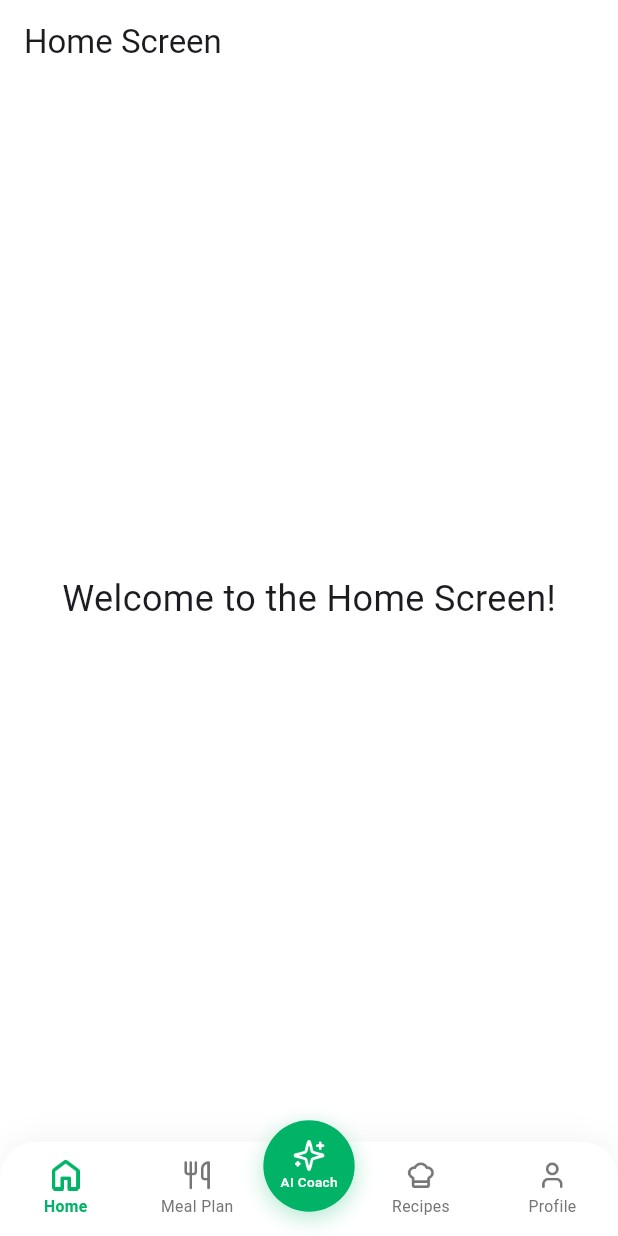
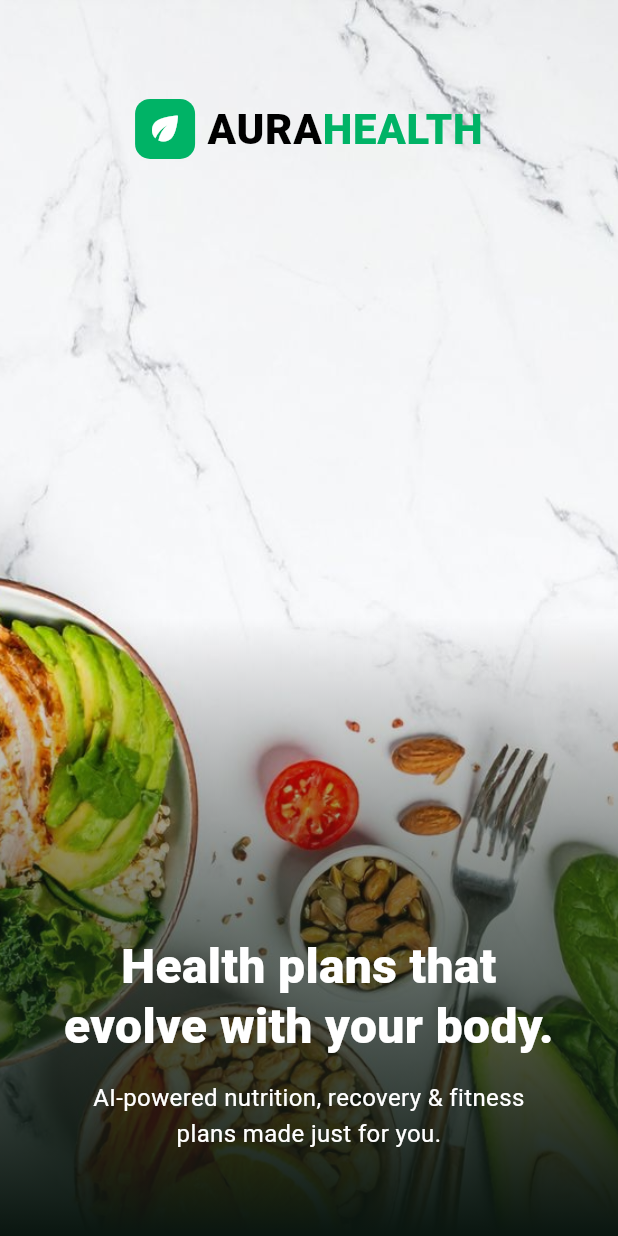
Before and after one commit to Hasanuzzamanabir/aura-health-app, a Flutter app: the first screen one second after launch, on a phone screen of 412 x 824 dp. Run offline on Flutter 3.47's test engine with Material 3 defaults, Android fonts, the phone set to English and light mode, and no system bars; our stand-ins replace flutter_screenutil, get.

Commit message:
app theme add in this project

```diff
--- a/lib/app.dart
+++ b/lib/app.dart
@@ -1,7 +1,8 @@
 import 'package:flutter/material.dart';
 import 'package:flutter_screenutil/flutter_screenutil.dart';
 import 'package:get/get_navigation/src/root/get_material_app.dart';
-import 'package:orange/core/utils/app_colors.dart';
+import 'package:orange/core/theme/app_theme.dart';
+import 'package:orange/feature/splash_screen/splash_screen.dart';
 import 'package:orange/routes/app_routes.dart';
 
 class AuraHealthApp extends StatefulWidget {
@@ -21,16 +22,9 @@ class _AuraHealthAppState extends State<AuraHealthApp> {
       builder: (context, child) {
         return GetMaterialApp(
           debugShowCheckedModeBanner: false,
-          initialRoute: AppRoutes.bottomNavBarScreen,
+          initialRoute: SplashScreen.splashScreen,
           getPages: AppRoutes.routes,
-          theme: ThemeData(
-            scaffoldBackgroundColor: AppColors.background,
-            appBarTheme: const AppBarTheme(
-              backgroundColor: AppColors.background,
-              elevation: 0,
-              scrolledUnderElevation: 0,
-            ),
-          ),
+          theme: AppTheme.lightTheme,
         );
       },
     );
--- /dev/null
+++ b/lib/core/theme/app_colors.dart
@@ -0,0 +1,26 @@
+import 'package:flutter/material.dart';
+
+class AppColors {
+  // Primary / Brand Colors
+  static const Color primary = Color(0xFF00B366); // Aura Green
+  static const Color primaryLight = Color(0xFFE8F8F0);
+  static const Color primaryDark = Color(0xFF008F52);
+
+  // Neutral / Greyscale Colors
+  static const Color background = Color(0xFFFFFFFF);
+  static const Color surface = Color(0xFFFBFBFB);
+  static const Color textPrimary = Color(0xFF1A1A1A);
+  static const Color textSecondary = Color(0xFF757575);
+  static const Color border = Color(0xFFE0E0E0);
+  static const Color borderFocused = Color(0xFF00B366);
+  static const Color error = Color(0xFFD32F2F);
+
+  // Accent / Others
+  static const Color black = Colors.black;
+  static const Color white = Colors.white;
+  static const Color shadow = Color(0x0A000000);
+
+  // Gradient AI Color
+  static const Color aiGradientStart = Color(0xFF34A853);
+  static const Color aiGradientEnd = Color(0xFF4CAF50);
+}
--- /dev/null
+++ b/lib/core/theme/app_theme.dart
@@ -0,0 +1,98 @@
+import 'package:flutter/material.dart';
+import 'package:orange/core/theme/app_colors.dart';
+
+class AppTheme {
+  static ThemeData get lightTheme {
+    return ThemeData(
+      useMaterial3: true,
+      scaffoldBackgroundColor: AppColors.background,
+      appBarTheme: const AppBarTheme(
+        backgroundColor: AppColors.background,
+        elevation: 0,
+        scrolledUnderElevation: 0,
+      ),
+      colorScheme: ColorScheme.light(
+        primary: AppColors.primary,
+        onPrimary: AppColors.white,
+        secondary: AppColors.primaryDark,
+        surface: AppColors.surface,
+        error: AppColors.error,
+      ),
+
+      // Text styling guidelines
+      textTheme: const TextTheme(
+        headlineLarge: TextStyle(
+          fontSize: 28,
+          fontWeight: FontWeight.bold,
+          color: AppColors.textPrimary,
+          letterSpacing: -0.5,
+        ),
+        titleMedium: TextStyle(
+          fontSize: 16,
+          fontWeight: FontWeight.w600,
+          color: AppColors.textPrimary,
+        ),
+        bodyLarge: TextStyle(fontSize: 16, color: AppColors.textPrimary),
+        bodyMedium: TextStyle(fontSize: 14, color: AppColors.textSecondary),
+        labelLarge: TextStyle(
+          fontSize: 16,
+          fontWeight: FontWeight.w600,
+          color: AppColors.white,
+        ),
+      ),
+
+      // Outlined input border styling
+      inputDecorationTheme: InputDecorationTheme(
+        filled: true,
+        fillColor: AppColors.surface,
+        contentPadding: const EdgeInsets.symmetric(
+          horizontal: 20,
+          vertical: 18,
+        ),
+        hintStyle: const TextStyle(
+          color: AppColors.textSecondary,
+          fontSize: 16,
+          fontWeight: FontWeight.normal,
+        ),
+        labelStyle: const TextStyle(
+          color: AppColors.textPrimary,
+          fontSize: 16,
+          fontWeight: FontWeight.w500,
+        ),
+        enabledBorder: OutlineInputBorder(
+          borderRadius: BorderRadius.circular(30),
+          borderSide: const BorderSide(color: AppColors.border, width: 1.0),
+        ),
+        focusedBorder: OutlineInputBorder(
+          borderRadius: BorderRadius.circular(30),
+          borderSide: const BorderSide(
+            color: AppColors.borderFocused,
+            width: 1.5,
+          ),
+        ),
+        errorBorder: OutlineInputBorder(
+          borderRadius: BorderRadius.circular(30),
+          borderSide: const BorderSide(color: AppColors.error, width: 1.0),
+        ),
+        focusedErrorBorder: OutlineInputBorder(
+          borderRadius: BorderRadius.circular(30),
+          borderSide: const BorderSide(color: AppColors.error, width: 1.5),
+        ),
+      ),
+
+      // Reusable elevated button theme
+      elevatedButtonTheme: ElevatedButtonThemeData(
+        style: ElevatedButton.styleFrom(
+          backgroundColor: AppColors.primary,
+          foregroundColor: AppColors.white,
+          minimumSize: const Size(double.infinity, 56),
+          shape: RoundedRectangleBorder(
+            borderRadius: BorderRadius.circular(30),
+          ),
+          elevation: 0,
+          textStyle: const TextStyle(fontSize: 16, fontWeight: FontWeight.w600),
+        ),
+      ),
+    );
+  }
+}
--- a/lib/core/utils/app_colors.dart
+++ /dev/null
@@ -1,19 +0,0 @@
-import 'package:flutter/material.dart';
-
-class AppColors {
-  // Primary / Brand Colors
-  static const Color primary = Color(0xFF00B366); // Aura Green
-  static const Color primaryLight = Color(0xFFE8F8F0);
-  static const Color primaryDark = Color(0xFF008F52);
-
-  // Neutral / Greyscale Colors
-  static const Color background = Color(0xFFFFFFFF);
-  static const Color surface = Color(0xFFFBFBFB);
-  static const Color textPrimary = Color(0xFF1A1A1A);
-  static const Color textSecondary = Color(0xFF757575);
-  static const Color border = Color(0xFFE0E0E0);
-  static const Color borderFocused = Color(0xFF00B366);
-  static const Color error = Color(0xFFD32F2F);
-
-  static const Color shadow = Color(0x0A000000);
-}
--- a/lib/core/utils/icon_path.dart
+++ /dev/null
@@ -1,27 +0,0 @@
-
-class IconPath{
-  IconPath._();
-  static const  String _basePath='assets/icons';
-  static const  String aiIcon ='$_basePath/ai.png';
-  static const  String homeIcon ='$_basePath/home.png';
-  static const  String mealIcon ='$_basePath/meal.png';
-  static const  String recipeIcon ='$_basePath/recipes.png';
-  static const  String profileIcon ='$_basePath/profile.png';
-  // static const  String ringIcon ='$_basePath/ring_icon.png';
-  // static const  String refundIcon ='$_basePath/refund_icon.png';
-  // static const  String supportIcon ='$_basePath/support_icon.png';
-  // static const  String cuponIcon ='$_basePath/cupon_icon.png';
-  // static const  String editIcon ='$_basePath/edit_icon.png';
-  // static const  String updateProfileIcon ='$_basePath/update_profile_icon.png';
-  // static const  String passwordIcon ='$_basePath/password_icon.png';
-  // static const  String accountTypeIcon ='$_basePath/account_type_icon.png';
-  // static const  String privacyPolicyIcon ='$_basePath/privacy_policy_icon.png';
-  // static const  String qrIcon ='$_basePath/qr_icon.png';
-  // static const  String calenderIcon ='$_basePath/calender_icon.png';
-  // static const  String specialEventIcon ='$_basePath/special_event_icon.png';
-
-
-
-
-
-}
--- /dev/null
+++ b/lib/core/utils/image_path.dart
@@ -0,0 +1,18 @@
+class ImagePath {
+  ImagePath._();
+
+  //icon Path
+  static const String _iconPath = 'assets/icons';
+
+  //image Path
+  static const String _imagePath = 'assets/images';
+
+  static const String aiIcon = '$_iconPath/ai.png';
+  static const String homeIcon = '$_iconPath/home.png';
+  static const String mealIcon = '$_iconPath/meal.png';
+  static const String recipeIcon = '$_iconPath/recipes.png';
+  static const String profileIcon = '$_iconPath/profile.png';
+
+  //splash Screen
+  static const String splashScreen = '$_imagePath/welcome_bg.png';
+}
--- a/lib/feature/bottom_nav_bar/bottom_nav_bar.dart
+++ b/lib/feature/bottom_nav_bar/bottom_nav_bar.dart
@@ -1,8 +1,8 @@
 import 'package:flutter/material.dart';
 import 'package:flutter_screenutil/flutter_screenutil.dart';
 import 'package:get/get.dart';
-import 'package:orange/core/utils/app_colors.dart';
-import 'package:orange/core/utils/icon_path.dart';
+import 'package:orange/core/theme/app_colors.dart';
+import 'package:orange/core/utils/image_path.dart';
 import 'package:orange/feature/ai_section/view/ai_chat.dart';
 import 'package:orange/feature/bottom_nav_bar/bottom_nav_bar_controller.dart';
 import 'package:orange/feature/home/view/home.dart';
@@ -44,6 +44,8 @@ class MainScreen extends StatelessWidget {
 class BottomNavBarScreen extends GetView<BottomNavController> {
   const BottomNavBarScreen({super.key});
 
+  static const String bottomNavBarScreen = '/bottomNavBarScreen';
+
   @override
   Widget build(BuildContext context) {
     final double bottomPadding = MediaQuery.paddingOf(context).bottom;
@@ -82,7 +84,7 @@ class BottomNavBarScreen extends GetView<BottomNavController> {
                   mainAxisAlignment: MainAxisAlignment.spaceAround,
                   children: [
                     _AppBottomNavItem(
-                      icon: IconPath.homeIcon,
+                      icon: ImagePath.homeIcon,
                       label: 'Home',
                       index: BottomNavIndex.home.index,
                       currentIndex: currentIndex,
@@ -90,7 +92,7 @@ class BottomNavBarScreen extends GetView<BottomNavController> {
                       onTap: controller.changePage,
                     ),
                     _AppBottomNavItem(
-                      icon: IconPath.mealIcon,
+                      icon: ImagePath.mealIcon,
                       label: 'Meal Plan',
                       index: BottomNavIndex.mealPlan.index,
                       currentIndex: currentIndex,
@@ -99,7 +101,7 @@ class BottomNavBarScreen extends GetView<BottomNavController> {
                     ),
                     SizedBox(width: 56.w),
                     _AppBottomNavItem(
-                      icon: IconPath.recipeIcon,
+                      icon: ImagePath.recipeIcon,
                       label: 'Recipes',
                       index: BottomNavIndex.recipes.index,
                       currentIndex: currentIndex,
@@ -107,7 +109,7 @@ class BottomNavBarScreen extends GetView<BottomNavController> {
                       onTap: controller.changePage,
                     ),
                     _AppBottomNavItem(
-                      icon: IconPath.profileIcon,
+                      icon: ImagePath.profileIcon,
                       label: 'Profile',
                       index: BottomNavIndex.profile.index,
                       currentIndex: currentIndex,
@@ -120,7 +122,7 @@ class BottomNavBarScreen extends GetView<BottomNavController> {
             ),
           ),
           Positioned(
-            top: 4.h,
+            top: -2.h,
             left: 0,
             right: 0,
             child: Align(
@@ -142,7 +144,14 @@ class BottomNavBarScreen extends GetView<BottomNavController> {
                       height: 60.h,
                       width: 60.w,
                       decoration: BoxDecoration(
-                        color: AppColors.primary,
+                        gradient: LinearGradient(
+                          colors: [
+                            AppColors.aiGradientStart,
+                            AppColors.aiGradientEnd,
+                          ],
+                          begin: Alignment.topLeft,
+                          end: Alignment.bottomRight,
+                        ),
                         shape: BoxShape.circle,
                         boxShadow: [
                           BoxShadow(
@@ -156,7 +165,7 @@ class BottomNavBarScreen extends GetView<BottomNavController> {
                         mainAxisAlignment: MainAxisAlignment.center,
                         children: [
                           Image.asset(
-                            IconPath.aiIcon,
+                            ImagePath.aiIcon,
                             height: 22.h,
                             width: 22.w,
                             color: AppColors.background,
--- /dev/null
+++ b/lib/feature/splash_screen/splash_screen.dart
@@ -0,0 +1,185 @@
+import 'package:flutter/material.dart';
+import 'package:get/get.dart';
+import 'package:orange/core/theme/app_colors.dart';
+import 'package:orange/core/utils/image_path.dart';
+import 'package:orange/feature/auth/login/screen/login_screen.dart';
+
+class SplashScreen extends StatefulWidget {
+  const SplashScreen({super.key});
+
+  static const String splashScreen = '/SplashScreen';
+
+  @override
+  State<SplashScreen> createState() => _SplashScreenState();
+}
+
+class _SplashScreenState extends State<SplashScreen>
+    with SingleTickerProviderStateMixin {
+  late AnimationController _controller;
+  late Animation<double> _fadeAnimation;
+  late Animation<Offset> _slideAnimation;
+
+  @override
+  void initState() {
+    super.initState();
+    _controller = AnimationController(
+      vsync: this,
+      duration: const Duration(milliseconds: 900),
+    );
+    _fadeAnimation = CurvedAnimation(
+      parent: _controller,
+      curve: const Interval(0.0, 0.7, curve: Curves.easeOut),
+    );
+    _slideAnimation =
+        Tween<Offset>(begin: const Offset(0, 0.12), end: Offset.zero).animate(
+          CurvedAnimation(
+            parent: _controller,
+            curve: const Interval(0.1, 1.0, curve: Curves.easeOutCubic),
+          ),
+        );
+    _controller.forward();
+
+    Future.delayed(const Duration(seconds: 3), () {
+      if (mounted) {
+        Get.offAllNamed(LoginScreen.loginScreen);
+      }
+    });
+  }
+
+  @override
+  void dispose() {
+    _controller.dispose();
+    super.dispose();
+  }
+
+  @override
+  Widget build(BuildContext context) {
+    final size = MediaQuery.of(context).size;
+
+    return Scaffold(
+      backgroundColor: Colors.white,
+      body: GestureDetector(
+        onTap: () {},
+        child: Stack(
+          children: [
+            // ── Background hero image ──────────────────────────────────────
+            SizedBox(
+              width: double.infinity,
+              height: size.height,
+              child: RotatedBox(
+                quarterTurns: 2,
+                child: Image.asset(ImagePath.splashScreen, fit: BoxFit.cover),
+              ),
+            ),
+
+            // ── Bottom dark gradient ───────────────────────────────────────
+            Container(
+              decoration: const BoxDecoration(
+                gradient: LinearGradient(
+                  begin: Alignment.topCenter,
+                  end: Alignment.bottomCenter,
+                  colors: [
+                    Color(0x00000000), // transparent top half
+                    Color(0x00000000), // transparent mid-section
+                    Color(0x990D1A12), // deep dark-green tint lower half
+                    Color(0xFF0A1610), // nearly-opaque dark bottom
+                  ],
+                  stops: [0.0, 0.5, 0.75, 1.0],
+                ),
+              ),
+            ),
+
+            // ── Content ────────────────────────────────────────────────────
+            SafeArea(
+              child: Column(
+                children: [
+                  SizedBox(
+                    height: size.height * 0.08,
+                  ), // Push logo down slightly
+                  // Logo row
+                  FadeTransition(
+                    opacity: _fadeAnimation,
+                    child: Row(
+                      mainAxisAlignment: MainAxisAlignment.center,
+                      children: [
+                        // Leaf icon in green container
+                        Container(
+                          decoration: BoxDecoration(
+                            color: AppColors.primary,
+                            borderRadius: BorderRadius.circular(10),
+                          ),
+                          padding: const EdgeInsets.all(7),
+                          child: const Icon(
+                            Icons.eco_rounded,
+                            color: Colors.white,
+                            size: 26,
+                          ),
+                        ),
+                        const SizedBox(width: 8),
+                        const Text(
+                          'AURA',
+                          style: TextStyle(
+                            fontSize: 28,
+                            fontWeight: FontWeight.w900,
+                            color: Colors.black,
+                            letterSpacing: 0.5,
+                          ),
+                        ),
+                        const Text(
+                          'HEALTH',
+                          style: TextStyle(
+                            fontSize: 28,
+                            fontWeight: FontWeight.w900,
+                            color: AppColors.primary,
+                            letterSpacing: 0.5,
+                          ),
+                        ),
+                      ],
+                    ),
+                  ),
+
+                  const Spacer(),
+
+                  // ── Bottom text content ──────────────────────────────────
+                  SlideTransition(
+                    position: _slideAnimation,
+                    child: FadeTransition(
+                      opacity: _fadeAnimation,
+                      child: const Padding(
+                        padding: EdgeInsets.fromLTRB(20, 0, 20, 56),
+                        child: Column(
+                          children: [
+                            Text(
+                              'Health plans that\nevolve with your body.',
+                              textAlign: TextAlign.center,
+                              style: TextStyle(
+                                fontSize: 32,
+                                fontWeight: FontWeight.w800,
+                                color: Colors.white,
+                                height: 1.25,
+                              ),
+                            ),
+                            SizedBox(height: 16),
+                            Text(
+                              'AI-powered nutrition, recovery & fitness\nplans made just for you.',
+                              textAlign: TextAlign.center,
+                              style: TextStyle(
+                                fontSize: 16,
+                                color: Colors.white,
+                                height: 1.5,
+                              ),
+                            ),
+                          ],
+                        ),
+                      ),
+                    ),
+                  ),
+                ],
+              ),
+            ),
+          ],
+        ),
+      ),
+    );
+  }
+}
--- a/lib/routes/app_routes.dart
+++ b/lib/routes/app_routes.dart
@@ -1,15 +1,20 @@
 import 'package:get/get.dart';
+import 'package:orange/feature/auth/login/screen/login_screen.dart';
 import 'package:orange/feature/bottom_nav_bar/bottom_nav_bar.dart';
+import 'package:orange/feature/splash_screen/splash_screen.dart';
 
 class AppRoutes {
-  static const String bottomNavBarScreen = '/BottomNavBarScreen';
-
-  static String getBottomNavBarScreen() => bottomNavBarScreen;
-
   static List<GetPage> routes = [
+    //Bottom Nav bar
     GetPage(
-      name: bottomNavBarScreen,
+      name: BottomNavBarScreen.bottomNavBarScreen,
       page: () => const MainScreen(),
     ),
+
+    //Splash Screen
+    GetPage(name: SplashScreen.splashScreen, page: () => const SplashScreen()),
+
+    //Login Screen
+    GetPage(name: LoginScreen.loginScreen, page: () => const LoginScreen()),
   ];
 }
```
Also changed, not shown: lib/feature/auth/login/screen/login_screen.dart (added, +20 -0 lines), assets/images/welcome_bg.png (added), 63 other files.
